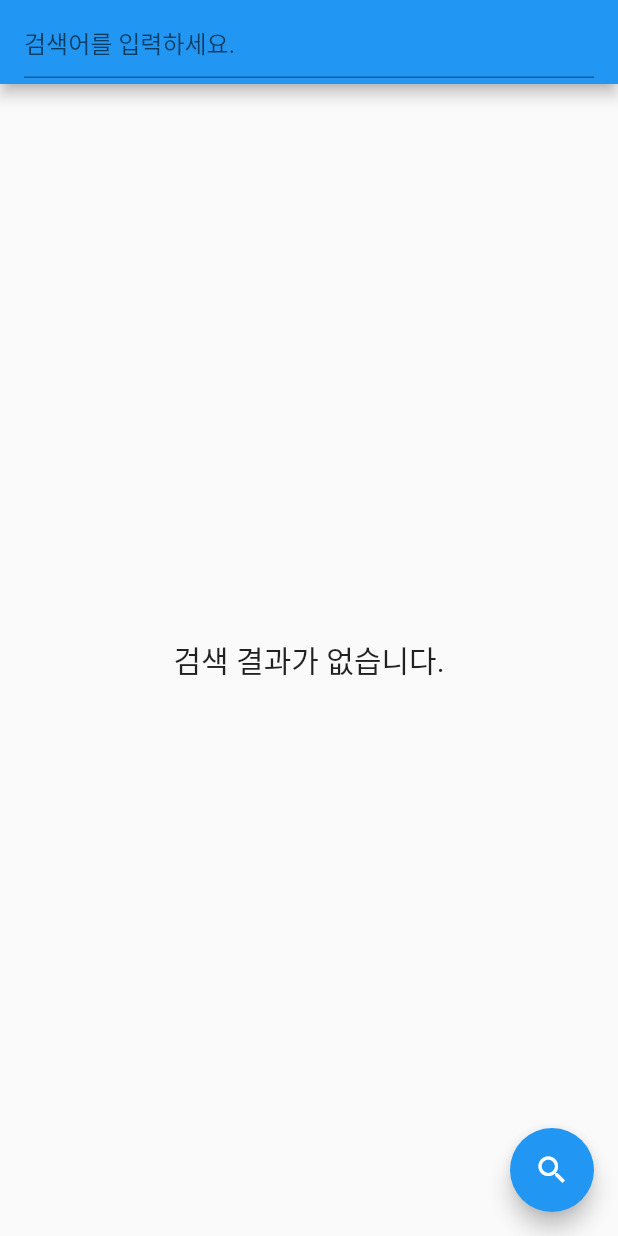
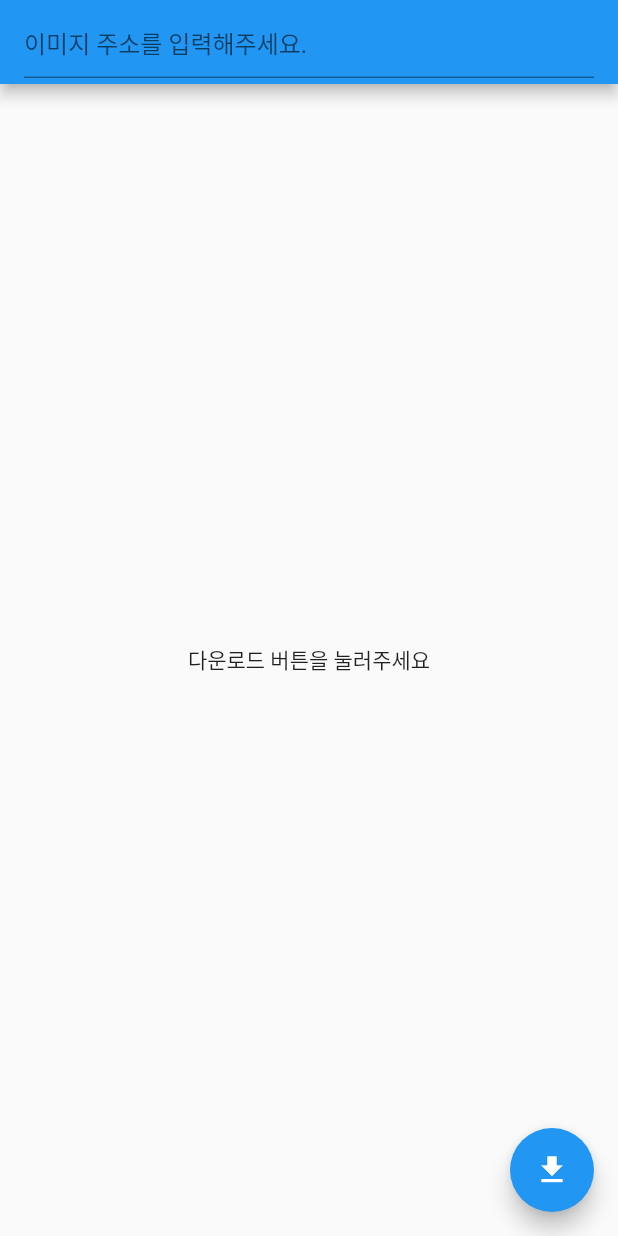
Before and after one commit to yjyoon-dev/flutter-app-example, a Flutter app: the screen it shows after launch, on a phone screen of 412 x 824 dp. Run offline on Flutter 3.47's test engine with Material 2 defaults, Android fonts, the phone set to English and light mode, and no system bars; our stand-ins replace dio.

Commit message:
dio 플러그인을 이용한 이미지 다운로더

```diff
--- /dev/null
+++ b/lib/largeFileDown.dart
@@ -0,0 +1,128 @@
+import 'package:flutter/material.dart';
+import 'package:dio/dio.dart';
+import 'package:path_provider/path_provider.dart';
+import 'dart:io';
+
+class LargeFileDown extends StatefulWidget {
+  @override
+  State<StatefulWidget> createState() => _LargeFileDown();
+}
+
+class _LargeFileDown extends State<LargeFileDown> {
+  bool downloading = false;
+  var processString = "";
+  var file;
+  TextEditingController _editingController;
+
+  @override
+  void initState() {
+    super.initState();
+    _editingController = new TextEditingController();
+  }
+
+  @override
+  Widget build(BuildContext context) {
+    return Scaffold(
+      appBar: AppBar(
+        title: TextField(
+          controller: _editingController,
+          style: TextStyle(color: Colors.white),
+          keyboardType: TextInputType.text,
+          decoration: InputDecoration(hintText: '이미지 주소를 입력해주세요.'),
+        ),
+      ),
+      body: Center(
+          child: downloading
+              ? Container(
+                  height: 120.0,
+                  width: 200.0,
+                  child: Card(
+                    color: Colors.black,
+                    child: Column(
+                      mainAxisAlignment: MainAxisAlignment.center,
+                      children: [
+                        CircularProgressIndicator(),
+                        SizedBox(
+                          height: 20.0,
+                        ),
+                        Text(
+                          'Now downloading... ${processString}',
+                          style: TextStyle(color: Colors.white),
+                        )
+                      ],
+                    ),
+                  ),
+                )
+              : FutureBuilder(
+                  builder: (context, snapshot) {
+                    switch (snapshot.connectionState) {
+                      case ConnectionState.none:
+                        print('none');
+                        return Text('데이터 없음');
+                      case ConnectionState.waiting:
+                        print('waiting');
+                        return CircularProgressIndicator();
+                      case ConnectionState.active:
+                        print('active');
+                        return CircularProgressIndicator();
+                      case ConnectionState.done:
+                        print('done');
+                        if (snapshot.hasData) return snapshot.data;
+                    }
+                    return Text('다운로드 버튼을 눌러주세요');
+                  },
+                  future: downloadWidget(file),
+                )),
+      floatingActionButton: FloatingActionButton(
+        onPressed: () {
+          downloadFile();
+        },
+        child: Icon(Icons.file_download),
+      ),
+    );
+  }
+
+  Future<void> downloadFile() async {
+    Dio dio = Dio();
+    try {
+      var dir = await getApplicationDocumentsDirectory();
+      await dio
+          .download(_editingController.value.text, '${dir.path}/fromis_9.jpg',
+              onReceiveProgress: (rec, total) {
+        print('Rec: $rec, Total:$total');
+        file = '${dir.path}/fromis_9.jpg';
+        setState(() {
+          downloading = true;
+          processString = ((rec / total) * 100).toStringAsFixed(0) + '%';
+        });
+      });
+    } catch (e) {
+      AlertDialog dialog = AlertDialog(
+          content: Text(
+        '이미지 주소가 잘못되었습니다',
+      ));
+      showDialog(context: context, builder: (BuildContext context) => dialog);
+    }
+    setState(() {
+      downloading = false;
+      processString = "Completed";
+    });
+    print('Download Completed');
+  }
+
+  Future<Widget> downloadWidget(String filePath) async {
+    File file = File(filePath);
+    bool exist = await file.exists();
+    new FileImage(file).evict();
+
+    if (exist) {
+      return Center(
+        child: Column(
+          children: [Image.file(File(filePath))],
+        ),
+      );
+    } else {
+      return Text('NO Data');
+    }
+  }
+}
--- a/lib/main.dart
+++ b/lib/main.dart
@@ -3,6 +3,7 @@ import 'imageWidget.dart';
 import 'calculator.dart';
 import 'tabbar.dart';
 import 'httpAPI.dart';
+import 'largeFileDown.dart';
 
 void main() {
   runApp(MyApp());
@@ -16,7 +17,7 @@ class MyApp extends StatelessWidget {
       theme: ThemeData(
         primarySwatch: Colors.blue,
       ),
-      home: HttpApi(),
+      home: LargeFileDown(),
     );
   }
 }
--- a/pubspec.yaml
+++ b/pubspec.yaml
@@ -25,6 +25,8 @@ dependencies:
     sdk: flutter
   http: ^0.12.2
   url_launcher: ^5.7.10
+  dio: ^3.0.10
+  path_provider: ^1.6.24
 
 
   # The following adds the Cupertino Icons font to your application.
```
Also changed, not shown: pubspec.lock.
